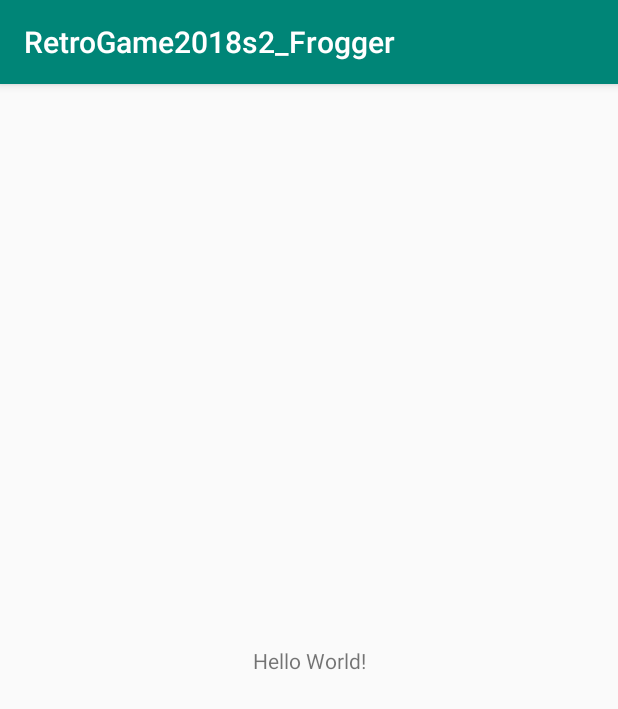
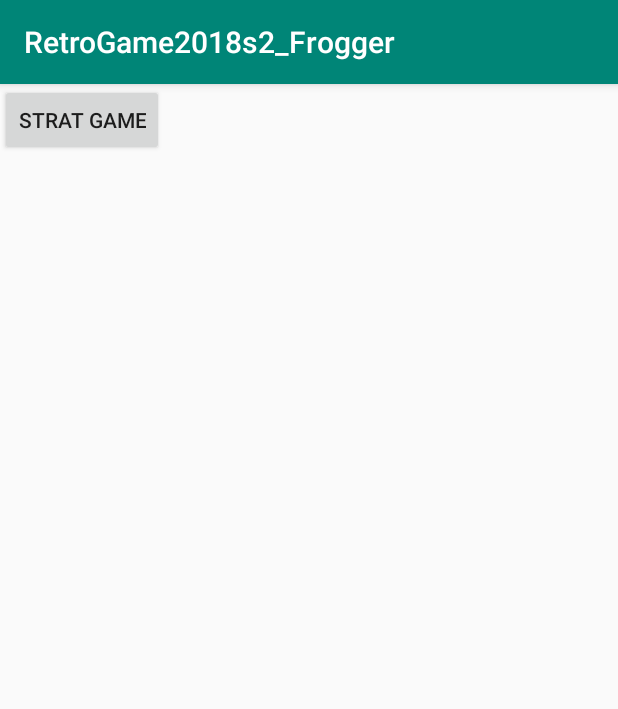
Before and after one commit to HarveyHepburn/FroggerGame, an Android app: the screen it shows after launch (MainActivity before the commit, WelcomeActivity after it), on a phone screen of 412 x 824 dp. Shown: the top 709 px of the screen. Run offline under Robolectric (Android 15) with nearby library versions, the light colour scheme and no system bars.

Commit message:
Wrote GameView layer and created WelcomeActivity

```diff
--- a/app/src/main/AndroidManifest.xml
+++ b/app/src/main/AndroidManifest.xml
@@ -9,13 +9,14 @@
         android:roundIcon="@mipmap/ic_launcher_round"
         android:supportsRtl="true"
         android:theme="@style/AppTheme">
-        <activity android:name=".MainActivity">
+        <activity android:name=".WelcomeActivity">
             <intent-filter>
                 <action android:name="android.intent.action.MAIN" />
 
                 <category android:name="android.intent.category.LAUNCHER" />
             </intent-filter>
         </activity>
+        <activity android:name=".GameActivity"></activity>
     </application>
 
 </manifest>
--- a/app/src/main/java/edu/anu/retrogame2018s2_frogger/MainActivity.java
+++ b/app/src/main/java/edu/anu/retrogame2018s2_frogger/GameActivity.java
@@ -3,11 +3,11 @@ package edu.anu.retrogame2018s2_frogger;
 import android.support.v7.app.AppCompatActivity;
 import android.os.Bundle;
 
-public class MainActivity extends AppCompatActivity {
+public class GameActivity extends AppCompatActivity {
 
     @Override
     protected void onCreate(Bundle savedInstanceState) {
         super.onCreate(savedInstanceState);
-        setContentView(R.layout.activity_main);
+        setContentView(R.layout.activity_game);
     }
 }
--- /dev/null
+++ b/app/src/main/java/edu/anu/retrogame2018s2_frogger/WelcomeActivity.java
@@ -0,0 +1,20 @@
+package edu.anu.retrogame2018s2_frogger;
+
+import android.content.Intent;
+import android.support.v7.app.AppCompatActivity;
+import android.os.Bundle;
+import android.view.View;
+
+public class WelcomeActivity extends AppCompatActivity {
+
+    @Override
+    protected void onCreate(Bundle savedInstanceState) {
+        super.onCreate(savedInstanceState);
+        setContentView(R.layout.activity_welcome);
+    }
+
+    public void startGame(View view) {
+        Intent intent = new Intent(this, GameActivity.class);
+        startActivity(intent);
+    }
+}
--- a/app/src/main/res/layout/activity_main.xml
+++ b/app/src/main/res/layout/activity_welcome.xml
@@ -4,15 +4,14 @@
     xmlns:tools="http://schemas.android.com/tools"
     android:layout_width="match_parent"
     android:layout_height="match_parent"
-    tools:context=".MainActivity">
+    tools:context=".WelcomeActivity">
 
-    <TextView
+    <Button
+        android:id="@+id/button"
         android:layout_width="wrap_content"
         android:layout_height="wrap_content"
-        android:text="Hello World!"
-        app:layout_constraintBottom_toBottomOf="parent"
-        app:layout_constraintLeft_toLeftOf="parent"
-        app:layout_constraintRight_toRightOf="parent"
-        app:layout_constraintTop_toTopOf="parent" />
-
+        android:onClick="startGame"
+        android:text="Strat Game"
+        tools:layout_editor_absoluteX="148dp"
+        tools:layout_editor_absoluteY="367dp" />
 </android.support.constraint.ConstraintLayout>
```
Also changed, not shown: app/src/main/java/edu/anu/retrogame2018s2_frogger/GameView.java (added, +32 -0 lines), app/src/main/res/layout/activity_game.xml (added, +12 -0 lines).
